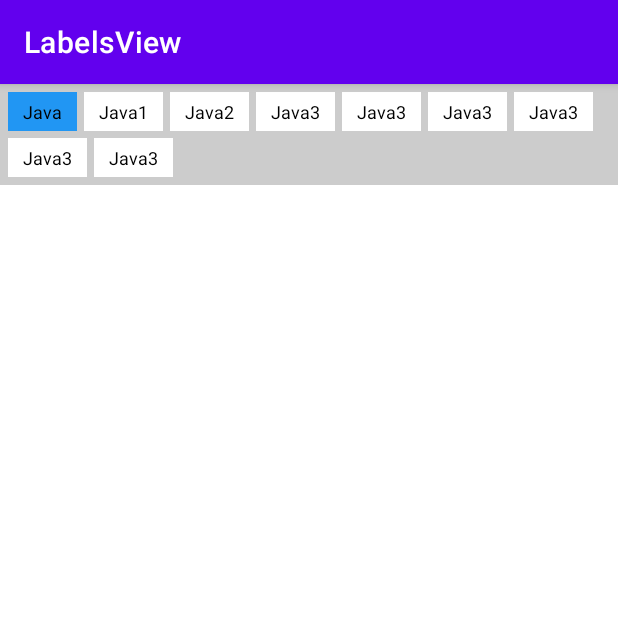
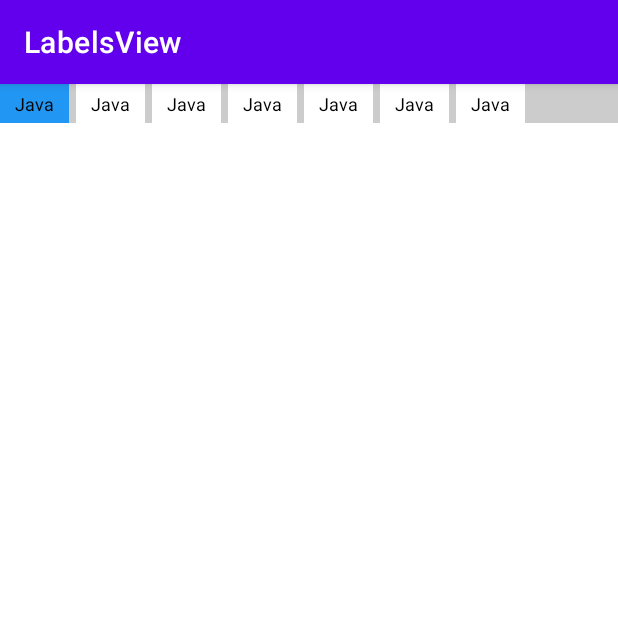
Before and after one commit to Koudeer/LabelsView, an Android app: the screen it shows after launch (MainActivity), after a tap on "Java", on a phone screen of 412 x 824 dp, the top half of it. Run offline under Robolectric (Android 15) with nearby library versions, the phone set to English and light mode, and no system bars.

Commit message:
大致完成

```diff
--- a/app/build.gradle
+++ b/app/build.gradle
@@ -44,4 +44,5 @@ dependencies {
     androidTestImplementation 'androidx.test.espresso:espresso-core:3.3.0'
 
     implementation project(":labels")
+    debugImplementation 'com.squareup.leakcanary:leakcanary-android:2.7'
 }
--- a/app/src/main/java/com/koudeer/labelsview/MainActivity.kt
+++ b/app/src/main/java/com/koudeer/labelsview/MainActivity.kt
@@ -2,30 +2,36 @@ package com.koudeer.labelsview
 
 import androidx.appcompat.app.AppCompatActivity
 import android.os.Bundle
+import android.util.Log
 import android.util.SparseIntArray
 import android.util.SparseLongArray
+import com.koudeer.labels.LabelData
 import com.koudeer.labels.LabelsView
 
 class MainActivity : AppCompatActivity() {
+    private val TAG = "MainActivity"
 
-    private var labelsView: LabelsView? = null
+    private lateinit var labelsView: LabelsView<String>
 
     override fun onCreate(savedInstanceState: Bundle?) {
         super.onCreate(savedInstanceState)
         setContentView(R.layout.activity_main)
         labelsView = findViewById(R.id.mlabelsview)
 
-        val mutableList = mutableListOf<String>()
-        mutableList.add("Java")
-        mutableList.add("Java1")
-        mutableList.add("Java2")
-        mutableList.add("Java3")
-        mutableList.add("Java3")
-        mutableList.add("Java3")
-        mutableList.add("Java3")
-        mutableList.add("Java3")
-        mutableList.add("Java3")
+        val mutableList = mutableListOf<LabelData<String>>()
+        mutableList.add(LabelData("Java", "1"))
+        mutableList.add(LabelData("Java", "2"))
+        mutableList.add(LabelData("Java", "3"))
+        mutableList.add(LabelData("Java", "4"))
+        mutableList.add(LabelData("Java", "5"))
+        mutableList.add(LabelData("Java", "6"))
+        mutableList.add(LabelData("Java", "7"))
+        labelsView.setLabels(mutableList)
 
-        labelsView?.setLabels(mutableList)
+        labelsView.setLabelChangeListener(object : LabelsView.onLabelChangeListener<String> {
+            override fun onChange(list: List<String>) {
+                Log.d(TAG, "onChange: $list")
+            }
+        })
     }
 }
--- a/app/src/main/res/layout/activity_main.xml
+++ b/app/src/main/res/layout/activity_main.xml
@@ -7,10 +7,9 @@
     tools:context=".MainActivity">
 
     <com.koudeer.labels.LabelsView
-        android:padding="5dp"
         android:id="@+id/mlabelsview"
         android:layout_width="match_parent"
-        android:background="#CCC"
-        android:layout_height="wrap_content"/>
+        android:layout_height="wrap_content"
+        android:background="#CCC" />
 
 </RelativeLayout>
--- /dev/null
+++ b/labels/src/main/java/com/koudeer/labels/LabelData.kt
@@ -0,0 +1,3 @@
+package com.koudeer.labels
+
+data class LabelData<T>(val title: String, val data: T)
--- a/labels/src/main/java/com/koudeer/labels/LabelTextView.kt
+++ b/labels/src/main/java/com/koudeer/labels/LabelTextView.kt
@@ -4,9 +4,10 @@ import android.content.Context
 import android.util.AttributeSet
 import androidx.appcompat.widget.AppCompatTextView
 
-class LabelTextView : AppCompatTextView {
+class LabelTextView<T> : AppCompatTextView {
 
     public var isClick = false
+    public var data : T? = null
 
     constructor(context: Context) : super(context)
     constructor(context: Context, attrs: AttributeSet?) : super(context, attrs)
--- a/labels/src/main/java/com/koudeer/labels/LabelsView.kt
+++ b/labels/src/main/java/com/koudeer/labels/LabelsView.kt
@@ -3,16 +3,17 @@ package com.koudeer.labels
 import android.content.Context
 import android.content.res.TypedArray
 import android.graphics.Color
+import android.os.Parcelable
 import android.util.AttributeSet
+import android.util.Log
 import android.util.TypedValue
 import android.view.View
 import android.view.ViewGroup
-import android.widget.TextView
 import androidx.core.view.setPadding
 
-class LabelsView : ViewGroup, View.OnClickListener {
+class LabelsView<T> : ViewGroup, View.OnClickListener {
+    private val TAG = "LabelsView"
 
-    //SparseIntArray
     private var mWordMargin: Int = 0;//文本控件间隔
     private var mLineMargin: Int = 0;//行距
     private var selectedBackgroundColor: Int = 0;//选中背景颜色
@@ -29,7 +30,9 @@ class LabelsView : ViewGroup, View.OnClickListener {
     private val defaultSelectedBgColor = Color.parseColor("#2196F3") //默认选中背景颜色
     private val defaultUnSelectedBgColor = Color.WHITE //默认未选中背景颜色
     private val defaultSelectTextColor = Color.BLACK //未选中文本颜色
-    private val defaultSelectedTextColor = 0xfff //选中文本颜色
+    private val defaultSelectedTextColor = Color.BLACK //选中文本颜色
+
+    public val dataList = mutableListOf<T>()
 
     private var mContext: Context
 
@@ -105,7 +108,8 @@ class LabelsView : ViewGroup, View.OnClickListener {
             //子view自我测量
             measureChild(view, widthMeasureSpec, heightMeasureSpec)
             //预判加起来的宽度是否比maxWidth大,true则换行
-            if ((lineWidth + view.measuredWidth + mWordMargin) > maxWidth) {
+            //因为lineWidth是mWordMargin + view.measuredWidth 所以预判的时候不需要加上mWordMargin
+            if ((lineWidth + view.measuredWidth) > maxWidth) {
                 ++lineCount
                 contentHeight += mLineMargin + maxHeight
                 maxLineWidth = maxLineWidth.coerceAtLeast(lineWidth)
@@ -171,7 +175,7 @@ class LabelsView : ViewGroup, View.OnClickListener {
     /**
      * 添加控件需要的数据
      */
-    fun setLabels(list: MutableList<String>) {
+    fun setLabels(list: MutableList<LabelData<T>>) {
         list.forEach { it ->
             addLabel(it)
         }
@@ -180,10 +184,11 @@ class LabelsView : ViewGroup, View.OnClickListener {
     /**
      * 添加控件
      */
-    private fun addLabel(data: String) {
-        val view = LabelTextView(mContext)
-        view.text = data
-        view.setTextColor(selectedTextColor)
+    private fun addLabel(data: LabelData<T>) {
+        val view = LabelTextView<T>(mContext)
+        view.text = data.title
+        view.data = data.data
+        view.setTextColor(unSelectedTextColor)
         view.setBackgroundColor(unSelectedBackgroundColor)
         view.setOnClickListener(this)
         view.setTextSize(TypedValue.COMPLEX_UNIT_PX, labelTextSize)
@@ -197,14 +202,30 @@ class LabelsView : ViewGroup, View.OnClickListener {
     }
 
     override fun onClick(v: View) {
-        val view = v as LabelTextView
-        if (view.isClick) {
+        if (v !is LabelTextView<*>) return
+
+        if (v.isClick) {
             //选中状态变为未选中状态
-            view.setBackgroundColor(unSelectedBackgroundColor)
+            v.setBackgroundColor(unSelectedBackgroundColor)
+            v.setTextColor(unSelectedTextColor)
+            dataList.remove(v.data as T)
         } else {
             //未选中状态变为选中状态
-            view.setBackgroundColor(selectedBackgroundColor)
+            v.setBackgroundColor(selectedBackgroundColor)
+            v.setTextColor(selectedTextColor)
+            dataList.add(v.data as T)
         }
-        view.isClick = !view.isClick
+        v.isClick = !v.isClick
+        listener?.onChange(dataList)
+    }
+
+    private var listener: onLabelChangeListener<T>? = null
+
+    public interface onLabelChangeListener<T> {
+        fun onChange(list: List<T>)
+    }
+
+    public fun setLabelChangeListener(listener: onLabelChangeListener<T>): Unit {
+        this.listener = listener
     }
 }
```
Also changed, not shown: 1 other file.
